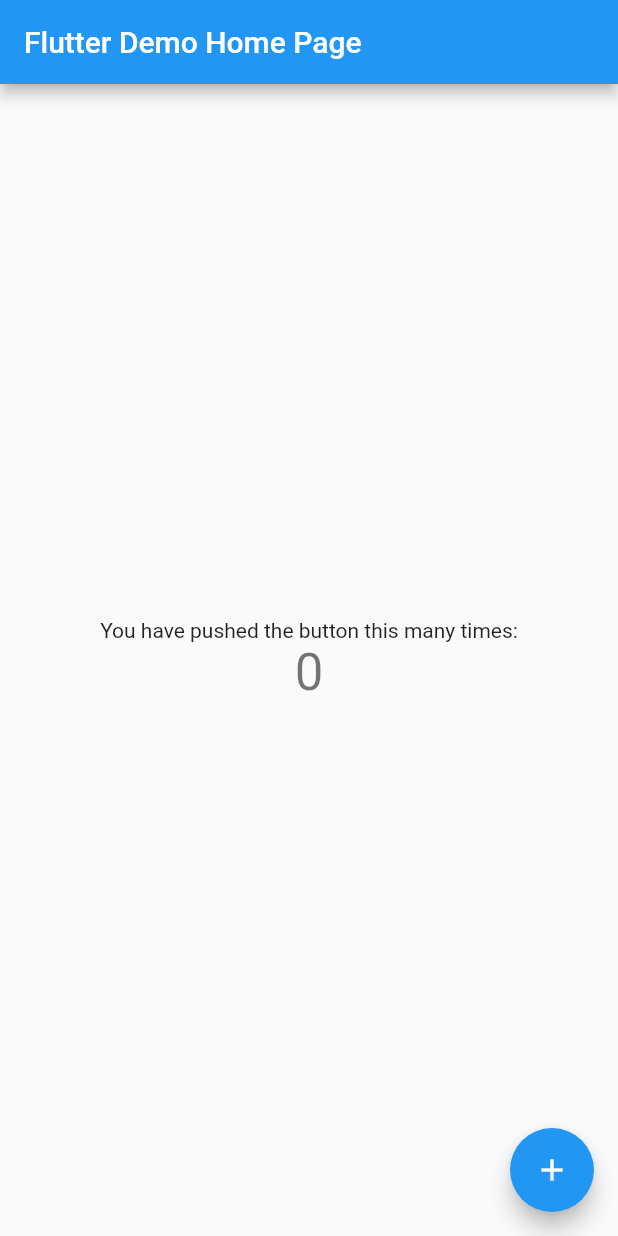
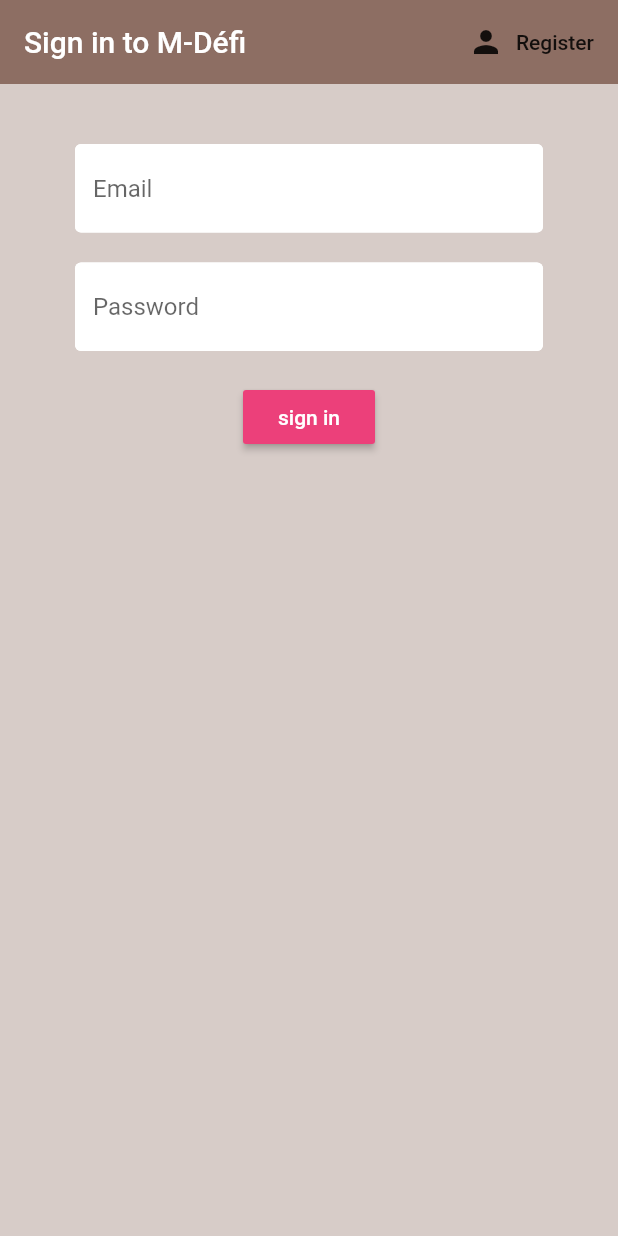
Before and after one commit to lorisclivaz/M-Defi, a Flutter app: the screen it shows after launch, on a phone screen of 412 x 824 dp. Run offline on Flutter 3.47's test engine with Material 2 defaults, Android fonts, the phone set to English and light mode, and no system bars; our stand-ins replace cloud_firestore, firebase_auth, flutter_spinkit; accounts and stored records are empty.

Commit message:
Login For the app

```diff
--- a/lib/main.dart
+++ b/lib/main.dart
@@ -1,4 +1,8 @@
 import 'package:flutter/material.dart';
+import 'package:mdefi/models/user.dart';
+import 'package:mdefi/screens/wrapper.dart';
+import 'package:mdefi/services/auth.dart';
+import 'package:provider/provider.dart';
 
 void main() => runApp(MyApp());
 
@@ -6,106 +10,13 @@ class MyApp extends StatelessWidget {
   // This widget is the root of your application.
   @override
   Widget build(BuildContext context) {
-    return MaterialApp(
-      title: 'Flutter Demo',
-      theme: ThemeData(
-        // This is the theme of your application.
-        //
-        // Try running your application with "flutter run". You'll see the
-        // application has a blue toolbar. Then, without quitting the app, try
-        // changing the primarySwatch below to Colors.green and then invoke
-        // "hot reload" (press "r" in the console where you ran "flutter run",
-        // or simply save your changes to "hot reload" in a Flutter IDE).
-        // Notice that the counter didn't reset back to zero; the application
-        // is not restarted.
-        primarySwatch: Colors.blue,
+    return StreamProvider<User>.value(
+      value: AuthService().user,
+      child: MaterialApp(
+        //we return the wrapper
+        home: Wrapper(),
       ),
-      home: MyHomePage(title: 'Flutter Demo Home Page'),
     );
+
   }
 }
-
-class MyHomePage extends StatefulWidget {
-  MyHomePage({Key key, this.title}) : super(key: key);
-
-  // This widget is the home page of your application. It is stateful, meaning
-  // that it has a State object (defined below) that contains fields that affect
-  // how it looks.
-
-  // This class is the configuration for the state. It holds the values (in this
-  // case the title) provided by the parent (in this case the App widget) and
-  // used by the build method of the State. Fields in a Widget subclass are
-  // always marked "final".
-
-  final String title;
-
-  @override
-  _MyHomePageState createState() => _MyHomePageState();
-}
-
-class _MyHomePageState extends State<MyHomePage> {
-  int _counter = 0;
-
-  void _incrementCounter() {
-    setState(() {
-      // This call to setState tells the Flutter framework that something has
-      // changed in this State, which causes it to rerun the build method below
-      // so that the display can reflect the updated values. If we changed
-      // _counter without calling setState(), then the build method would not be
-      // called again, and so nothing would appear to happen.
-      _counter++;
-    });
-  }
-
-  @override
-  Widget build(BuildContext context) {
-    // This method is rerun every time setState is called, for instance as done
-    // by the _incrementCounter method above.
-    //
-    // The Flutter framework has been optimized to make rerunning build methods
-    // fast, so that you can just rebuild anything that needs updating rather
-    // than having to individually change instances of widgets.
-    return Scaffold(
-      appBar: AppBar(
-        // Here we take the value from the MyHomePage object that was created by
-        // the App.build method, and use it to set our appbar title.
-        title: Text(widget.title),
-      ),
-      body: Center(
-        // Center is a layout widget. It takes a single child and positions it
-        // in the middle of the parent.
-        child: Column(
-          // Column is also a layout widget. It takes a list of children and
-          // arranges them vertically. By default, it sizes itself to fit its
-          // children horizontally, and tries to be as tall as its parent.
-          //
-          // Invoke "debug painting" (press "p" in the console, choose the
-          // "Toggle Debug Paint" action from the Flutter Inspector in Android
-          // Studio, or the "Toggle Debug Paint" command in Visual Studio Code)
-          // to see the wireframe for each widget.
-          //
-          // Column has various properties to control how it sizes itself and
-          // how it positions its children. Here we use mainAxisAlignment to
-          // center the children vertically; the main axis here is the vertical
-          // axis because Columns are vertical (the cross axis would be
-          // horizontal).
-          mainAxisAlignment: MainAxisAlignment.center,
-          children: <Widget>[
-            Text(
-              'You have pushed the button this many times:',
-            ),
-            Text(
-              '$_counter',
-              style: Theme.of(context).textTheme.display1,
-            ),
-          ],
-        ),
-      ),
-      floatingActionButton: FloatingActionButton(
-        onPressed: _incrementCounter,
-        tooltip: 'Increment',
-        child: Icon(Icons.add),
-      ), // This trailing comma makes auto-formatting nicer for build methods.
-    );
-  }
-}
--- /dev/null
+++ b/lib/models/user.dart
@@ -0,0 +1,10 @@
+
+//Variables that the user have
+
+class User {
+
+  final String uid;
+
+
+  User({this.uid});
+}
--- /dev/null
+++ b/lib/screens/authenticate/authenticate.dart
@@ -0,0 +1,30 @@
+import 'package:flutter/material.dart';
+import 'package:mdefi/screens/authenticate/register.dart';
+import 'package:mdefi/screens/authenticate/sign_in.dart';
+
+class Authenticate extends StatefulWidget {
+  @override
+  _AuthenticateState createState() => _AuthenticateState();
+}
+
+//Authenticate page
+
+class _AuthenticateState extends State<Authenticate> {
+
+  bool showSingIn = true;
+  void toggleView(){
+    setState(() => showSingIn = !showSingIn);
+  }
+
+  @override
+  Widget build(BuildContext context) {
+
+    if(showSingIn)
+      {
+        return SignIn(toggleView: toggleView);
+      }else{
+      return Register(toggleView: toggleView);
+    }
+
+  }
+}
--- /dev/null
+++ b/lib/screens/authenticate/sign_in.dart
@@ -0,0 +1,124 @@
+import 'package:flutter/material.dart';
+import 'package:mdefi/services/auth.dart';
+import 'package:mdefi/shared/loading.dart';
+
+class SignIn extends StatefulWidget {
+
+  final Function toggleView;
+  SignIn({this.toggleView});
+
+  @override
+  _SignInState createState() => _SignInState();
+}
+
+class _SignInState extends State<SignIn> {
+
+  final AuthService _auth = AuthService();
+  final _formKey = GlobalKey<FormState>();
+  bool loading = false;
+
+  //Text field state
+
+  String email='';
+  String password='';
+  String error='';
+
+  @override
+  Widget build(BuildContext context) {
+    return loading ? Loading() : Scaffold(
+
+      backgroundColor: Colors.brown[100],
+      appBar: AppBar(
+        backgroundColor: Colors.brown[400],
+        elevation: 0.0,
+        title: Text('Sign in to M-Défi'),
+        actions: <Widget>[
+          FlatButton.icon(
+            icon: Icon(Icons.person),
+            label: Text('Register'),
+            onPressed: () {
+              widget.toggleView();
+            },
+          )
+        ],
+      ),
+      body: Container(
+        padding: EdgeInsets.symmetric(vertical: 20.0, horizontal: 50.0),
+        child: Form(
+          key: _formKey,
+          child: Column(
+            children: <Widget>[
+              SizedBox(height: 20.0),
+              TextFormField(
+                decoration: InputDecoration(
+                    hintText: 'Email',
+                    fillColor: Colors.white,
+                    filled: true,
+                    enabledBorder: OutlineInputBorder(
+                        borderSide: BorderSide(color: Colors.white, width: 2.0)
+                    ),
+                    focusedBorder: OutlineInputBorder(
+                        borderSide: BorderSide(color: Colors.black, width: 2.0)
+                    )
+                ),
+                validator: (val) => val.isEmpty ? 'Enter an email' : null,
+                onChanged: (val){
+                  setState (()=> email = val);
+
+                },
+              ),
+              SizedBox(height: 20.0),
+              TextFormField(
+                decoration: InputDecoration(
+                    hintText: 'Password',
+                    fillColor: Colors.white,
+                    filled: true,
+                    enabledBorder: OutlineInputBorder(
+                        borderSide: BorderSide(color: Colors.white, width: 2.0)
+                    ),
+                    focusedBorder: OutlineInputBorder(
+                        borderSide: BorderSide(color: Colors.black, width: 2.0)
+                    )
+                ),
+                obscureText: true,
+                validator: (val) => val.length < 6 ? 'Enter a password 6+ chars long' : null,
+                onChanged: (val){
+                  setState (()=> password = val);
+                },
+              ),
+              SizedBox(height: 20.0),
+              RaisedButton(
+                color: Colors.pink[400],
+                child: Text(
+                  'sign in',
+                  style: TextStyle(color: Colors.white),
+                ),
+                onPressed: () async {
+
+                  if(_formKey.currentState.validate()) {
+
+                    setState (() => loading = true);
+                  dynamic result = await _auth.signInWithEmailAndpassword(email, password);
+                    if (result == null) {
+
+                      setState(() {
+                        loading = false;
+                        error = 'Could not sign in with those credentials';
+                      });
+
+                    }
+                  }
+                }
+              ),
+              SizedBox(height: 12.0),
+              Text(
+                error,
+                style: TextStyle(color: Colors.red, fontSize: 14.0),
+              )
+            ],
+          ),
+        )
+      ),
+    );
+  }
+}
--- /dev/null
+++ b/lib/screens/wrapper.dart
@@ -0,0 +1,23 @@
+import 'package:flutter/material.dart';
+import 'package:mdefi/models/user.dart';
+import 'package:mdefi/screens/authenticate/authenticate.dart';
+import 'package:mdefi/screens/home/home.dart';
+import 'package:provider/provider.dart';
+
+class Wrapper extends StatelessWidget {
+  @override
+  Widget build(BuildContext context) {
+
+    final user = Provider.of<User>(context);
+    print(user);
+    //return either home or authenticate widget
+
+    if(user == null)
+      {
+        return Authenticate();
+      }else
+        {
+          return Home();
+        }
+  }
+}
```
Also changed, not shown: lib/screens/authenticate/register.dart (added, +124 -0 lines), lib/screens/home/home.dart (added, +30 -0 lines), lib/services/auth.dart (added, +71 -0 lines), lib/services/database.dart (added, +7 -0 lines), lib/shared/loading.dart (added, +17 -0 lines), pubspec.yaml (+7 -0 lines), pubspec.lock, 3 other files.
